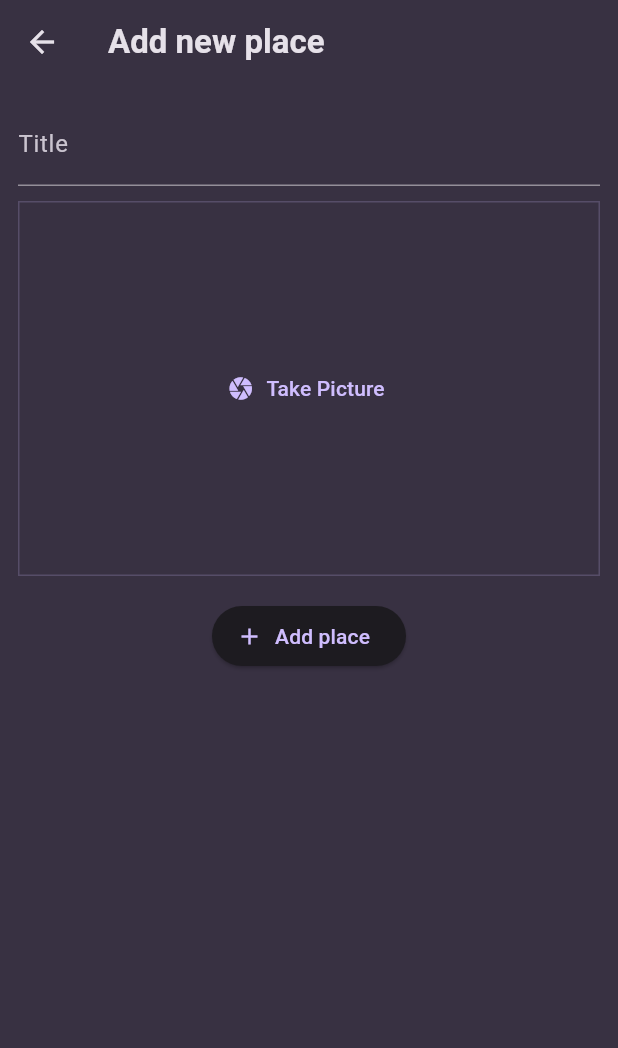
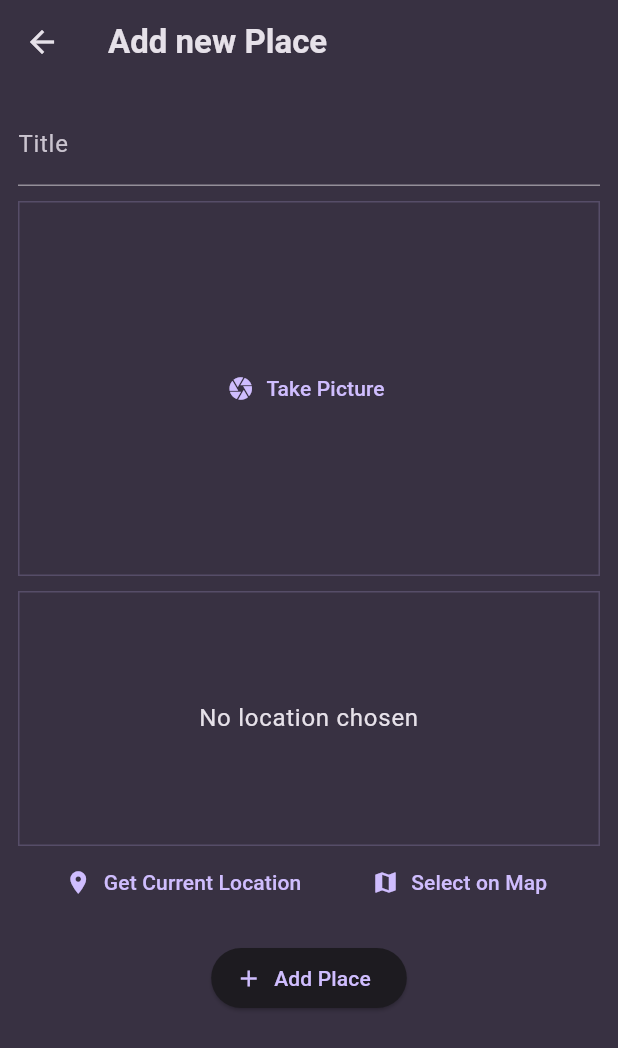
Before and after one commit to DejanJovovic/FavoritePlaces, a Flutter app: the AddPlaceScreen screen opened directly, on a phone screen of 412 x 824 dp. Shown: the top 1048 px of the screen. Run offline on Flutter 3.47's test engine with Material 3 defaults, Android fonts, the phone set to English and light mode, and no system bars; our stand-ins replace flutter_map, flutter_riverpod, geocoding, google_fonts, image_picker, latlong2 and 1 more.

Commit message:
with the location and geocoding packages user is allowed to get the current location on the map, and save it on screen with the image and title

```diff
--- a/favorite_places/lib/models/place.dart
+++ b/favorite_places/lib/models/place.dart
@@ -4,14 +4,29 @@ import 'package:uuid/uuid.dart';
 
 const uuid = Uuid();
 
+class PlaceLocation {
+
+  const PlaceLocation({
+    required this.latitude,
+    required this.longitude,
+    required this.address,
+  });
+
+  final double latitude;
+  final double longitude;
+  final String address;
+}
+
 class Place {
 
   Place({
     required this.image,
-    required this.title}) : id = uuid.v4();
+    required this.title,
+    required this.location}) : id = uuid.v4();
 
   final String id;
   final String title;
   final File image;
+  final PlaceLocation location;
 
 }
--- a/favorite_places/lib/providers/user_places.dart
+++ b/favorite_places/lib/providers/user_places.dart
@@ -6,8 +6,8 @@ import 'package:flutter_riverpod/flutter_riverpod.dart';
 class UserPlacesNotifier extends StateNotifier<List<Place>> {
   UserPlacesNotifier() : super(const []);
 
-  void addPlace(String title, File image) {
-    final newPlace = Place(title: title, image: image);
+  void addPlace(String title, File image, PlaceLocation placeLocation) {
+    final newPlace = Place(title: title, image: image, location: placeLocation);
     state = [newPlace, ...state];
   }
 }
--- a/favorite_places/lib/screens/add_place.dart
+++ b/favorite_places/lib/screens/add_place.dart
@@ -1,9 +1,12 @@
 import 'dart:io';
 
+import 'package:favorite_places/models/place.dart';
 import 'package:favorite_places/providers/user_places.dart';
 import 'package:favorite_places/widgets/image_input.dart';
+import 'package:favorite_places/widgets/location_input.dart';
 import 'package:flutter/material.dart';
 import 'package:flutter_riverpod/flutter_riverpod.dart';
+import 'package:geocoding/geocoding.dart' as geo;
 
 class AddPlaceScreen extends ConsumerStatefulWidget {
   const AddPlaceScreen({super.key});
@@ -17,15 +20,40 @@ class AddPlaceScreen extends ConsumerStatefulWidget {
 class _AddPlaceScreenState extends ConsumerState<AddPlaceScreen> {
   final _titleController = TextEditingController();
   File? _selectedImage;
+  PlaceLocation? _selectedLocation;
 
-  void _savePlace(){
+  Future<List> getLocationAddress(double latitude, double longitude) async {
+    List<geo.Placemark> placemark =
+        await geo.placemarkFromCoordinates(latitude, longitude);
+    return placemark;
+  }
+
+  void _selectPlace(double latitude, double longitude) async {
+    final addressData = await getLocationAddress(latitude, longitude);
+
+    final String street = addressData[0].street;
+    final String postalcode = addressData[0].postalCode;
+    final String locality = addressData[0].locality;
+    final String country = addressData[0].country;
+    final String address = '$street, $postalcode, $locality, $country';
+
+    _selectedLocation = PlaceLocation(
+        latitude: latitude, longitude: longitude, address: address);
+  }
+
+  void _savePlace() {
     final enteredTitle = _titleController.text;
 
-    if(enteredTitle.isEmpty || _selectedImage == null) {
+    if (enteredTitle.isEmpty ||
+        _selectedImage == null ||
+        _selectedLocation == null) {
       return;
     }
 
-    ref.read(userPlacesProvider.notifier).addPlace(enteredTitle, _selectedImage!);
+    ref
+        .read(userPlacesProvider.notifier)
+        .addPlace(enteredTitle, _selectedImage!, _selectedLocation!);
+
     Navigator.of(context).pop();
   }
 
@@ -39,7 +67,7 @@ class _AddPlaceScreenState extends ConsumerState<AddPlaceScreen> {
   Widget build(BuildContext context) {
     return Scaffold(
       appBar: AppBar(
-        title: const Text('Add new place'),
+        title: const Text('Add new Place'),
       ),
       body: SingleChildScrollView(
         padding: const EdgeInsets.all(12),
@@ -52,21 +80,19 @@ class _AddPlaceScreenState extends ConsumerState<AddPlaceScreen> {
                 color: Theme.of(context).colorScheme.onSurface,
               ),
             ),
-            const SizedBox(
-              height: 10,
-            ),
+            const SizedBox(height: 10),
             ImageInput(
-              onPickImage: (image){
+              onPickImage: (image) {
                 _selectedImage = image;
               },
             ),
-            const SizedBox(
-              height: 16,
-            ),
+            const SizedBox(height: 10),
+            LocationInput(onSelectPlace: _selectPlace),
+            const SizedBox(height: 16),
             ElevatedButton.icon(
               onPressed: _savePlace,
               icon: const Icon(Icons.add),
-              label: const Text('Add place'),
+              label: const Text('Add Place'),
             ),
           ],
         ),
--- /dev/null
+++ b/favorite_places/lib/widgets/location_input.dart
@@ -0,0 +1,194 @@
+import 'package:favorite_places/models/place.dart';
+import 'package:favorite_places/widgets/map.dart';
+import 'package:flutter/material.dart';
+import 'package:flutter_map/flutter_map.dart';
+import 'package:geocoding/geocoding.dart' as geo;
+import 'package:latlong2/latlong.dart';
+import 'package:location/location.dart';
+
+class LocationInput extends StatefulWidget {
+  const LocationInput({super.key, required this.onSelectPlace});
+
+  final Function onSelectPlace;
+
+  @override
+  State<LocationInput> createState() {
+    return _LocationInputState();
+  }
+}
+
+class _LocationInputState extends State<LocationInput> {
+  PlaceLocation? _pickedLocation;
+  late final MapController mapController;
+  var _isGettingLocation = false;
+
+  @override
+  void initState() {
+    mapController = MapController();
+    super.initState();
+  }
+
+  Future<List> getLocationAddress(double latitude, double longitude) async {
+    List<geo.Placemark> placemark =
+        await geo.placemarkFromCoordinates(latitude, longitude);
+    return placemark;
+  }
+
+  Future<void> _savePlace(double latitude, double longitude) async {
+    final addressData = await getLocationAddress(latitude, longitude);
+    final String street = addressData[0].street;
+    final String postalcode = addressData[0].postalCode;
+    final String locality = addressData[0].locality;
+    final String country = addressData[0].country;
+    final String address = '$street, $postalcode, $locality, $country';
+
+    setState(() {
+      _pickedLocation = PlaceLocation(
+        latitude: latitude,
+        longitude: longitude,
+        address: address,
+      );
+      _isGettingLocation = false;
+    });
+
+    widget.onSelectPlace(_pickedLocation!.latitude, _pickedLocation!.longitude);
+  }
+
+  void _getCurrentLocation() async {
+    Location location = Location();
+
+    bool serviceEnabled;
+    PermissionStatus permissionGranted;
+    LocationData locationData;
+
+    serviceEnabled = await location.serviceEnabled();
+    if (!serviceEnabled) {
+      serviceEnabled = await location.requestService();
+      if (!serviceEnabled) {
+        return;
+      }
+    }
+
+    permissionGranted = await location.hasPermission();
+    if (permissionGranted == PermissionStatus.denied) {
+      permissionGranted = await location.requestPermission();
+      if (permissionGranted != PermissionStatus.granted) {
+        return;
+      }
+    }
+
+    setState(() {
+      _isGettingLocation = true;
+    });
+
+    locationData = await location.getLocation();
+    final lat = locationData.latitude;
+    final lng = locationData.longitude;
+
+    if (lat == null || lng == null) {
+      return;
+    }
+
+    _savePlace(lat, lng);
+  }
+
+  Future<void> _selectOnMap() async {
+    final pickedLocation = await Navigator.of(context).push<LatLng>(
+      MaterialPageRoute(
+        fullscreenDialog: true,
+        builder: (ctx) => const MapScreen(isSelecting: true,),
+      ),
+    );
+
+    if (pickedLocation == null) {
+      return;
+    }
+
+    _savePlace(pickedLocation.latitude, pickedLocation.longitude);
+  }
+
+  @override
+  void dispose() {
+    mapController.dispose();
+    super.dispose();
+  }
+
+  @override
+  Widget build(BuildContext context) {
+    Widget previewContent = Text(
+      'No location chosen',
+      textAlign: TextAlign.center,
+      style: Theme.of(context).textTheme.bodyLarge!.copyWith(
+            color: Theme.of(context).colorScheme.onSurface,
+          ),
+    );
+
+    if (_pickedLocation != null) {
+      previewContent = FlutterMap(
+        mapController: mapController,
+        options: MapOptions(
+          interactiveFlags: InteractiveFlag.none,
+          center: LatLng(_pickedLocation!.latitude, _pickedLocation!.longitude),
+          zoom: 13.0,
+        ),
+        children: [
+          TileLayer(
+            urlTemplate:
+                'https://{s}.google.com/vt/lyrs=m&hl={hl}&x={x}&y={y}&z={z}',
+            additionalOptions: const {'hl': 'en'},
+            subdomains: const ['mt0', 'mt1', 'mt2', 'mt3'],
+          ),
+          MarkerLayer(
+            markers: [
+              Marker(
+                point: LatLng(
+                    _pickedLocation!.latitude, _pickedLocation!.longitude),
+                builder: (context) => const Icon(
+                  Icons.location_on,
+                  size: 25,
+                  color: Colors.blue,
+                ),
+              ),
+            ],
+          ),
+        ],
+      );
+    }
+
+    if (_isGettingLocation) {
+      previewContent = const CircularProgressIndicator();
+    }
+
+    return Column(
+      children: [
+        Container(
+          height: 170,
+          width: double.infinity,
+          alignment: Alignment.center,
+          decoration: BoxDecoration(
+            border: Border.all(
+              width: 1,
+              color: Theme.of(context).colorScheme.primary.withOpacity(0.2),
+            ),
+          ),
+          child: previewContent,
+        ),
+        Row(
+          mainAxisAlignment: MainAxisAlignment.spaceEvenly,
+          children: [
+            TextButton.icon(
+              icon: const Icon(Icons.location_on),
+              label: const Text('Get Current Location'),
+              onPressed: _getCurrentLocation,
+            ),
+            TextButton.icon(
+              icon: const Icon(Icons.map),
+              label: const Text('Select on Map'),
+              onPressed: _selectOnMap,
+            ),
+          ],
+        ),
+      ],
+    );
+  }
+}
--- a/favorite_places/lib/widgets/places_list.dart
+++ b/favorite_places/lib/widgets/places_list.dart
@@ -32,6 +32,12 @@ class PlacesList extends StatelessWidget {
                 color: Theme.of(context).colorScheme.onSurface,
               ),
         ),
+        subtitle: Text(
+          places[index].location.address,
+          style: Theme.of(context).textTheme.bodySmall!.copyWith(
+                color: Theme.of(context).colorScheme.onSurface,
+              ),
+        ),
         onTap: () {
           Navigator.of(context).push(
             MaterialPageRoute(
```
Also changed, not shown: favorite_places/lib/widgets/map.dart (added, +86 -0 lines), favorite_places/pubspec.yaml (+12 -4 lines), favorite_places/pubspec.lock, 3 other files.
